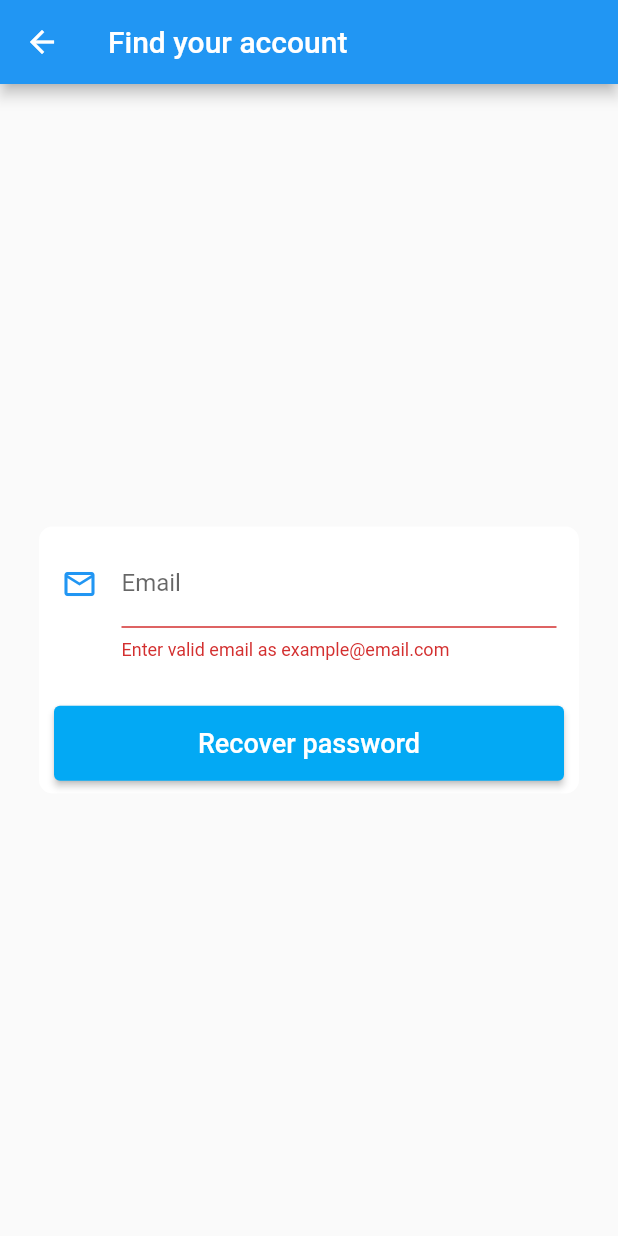
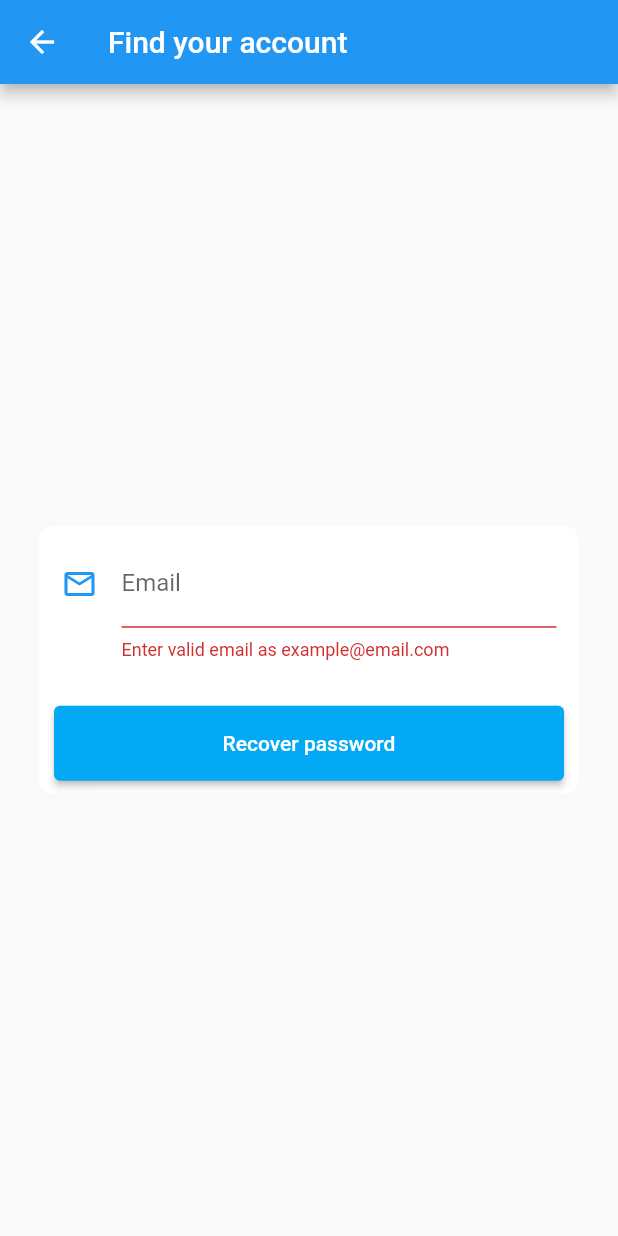
Before and after one commit to JafetMo5601/first-fllutter-app, a Flutter app: the ForgotPasswordPage screen opened by its route, after a tap on "Recover password", on a phone screen of 412 x 824 dp. Run offline on Flutter 3.47's test engine with Material 2 defaults, Android fonts, the phone set to English and light mode, and no system bars; our stand-ins replace font_awesome_flutter.

Commit message:
Add a specific submit button generator for each page that needs one.

```diff
--- a/lib/src/pages/auth/forgot_password.dart
+++ b/lib/src/pages/auth/forgot_password.dart
@@ -32,7 +32,7 @@ class _ForgotPasswordPageState extends State<ForgotPasswordPage> {
           SizedBox(height: 30),
           Padding(
               padding: EdgeInsets.symmetric(horizontal: 10.0),
-              child: generateSubmitButton(_formForgot, 'Recover password')),
+              child: _generateSubmitButton(_formForgot, 'Recover password')),
           // TextButton(
           //   onPressed: () {},
           //   child: Text(
@@ -44,4 +44,20 @@ class _ForgotPasswordPageState extends State<ForgotPasswordPage> {
       )
     );
   }
+
+  Widget _generateSubmitButton(GlobalKey<FormState> form, String buttonText, {bool isContrasted = false}) {
+    return ElevatedButton(
+      style: ElevatedButton.styleFrom(
+        primary: Colors.lightBlue,
+        minimumSize: Size.fromHeight(50)),
+      onPressed: () {
+        if (form.currentState!.validate()) {
+          // Send to server
+        }
+      },
+      child: Text(
+        buttonText,
+      ),
+    );
+  }
 }
```
